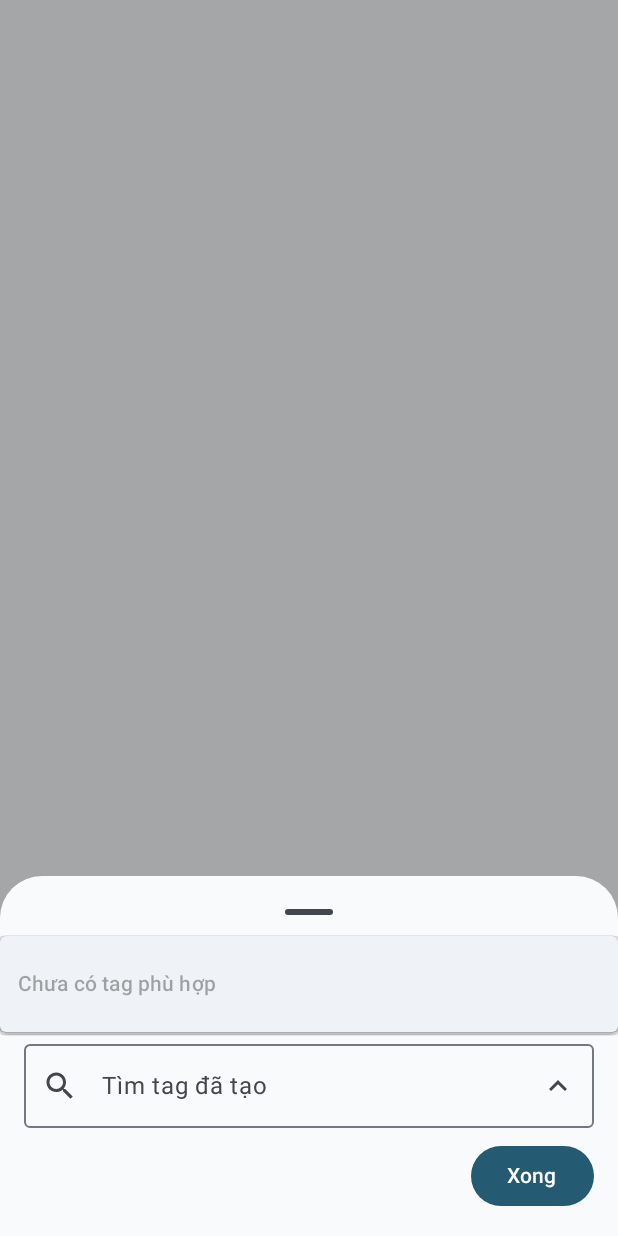
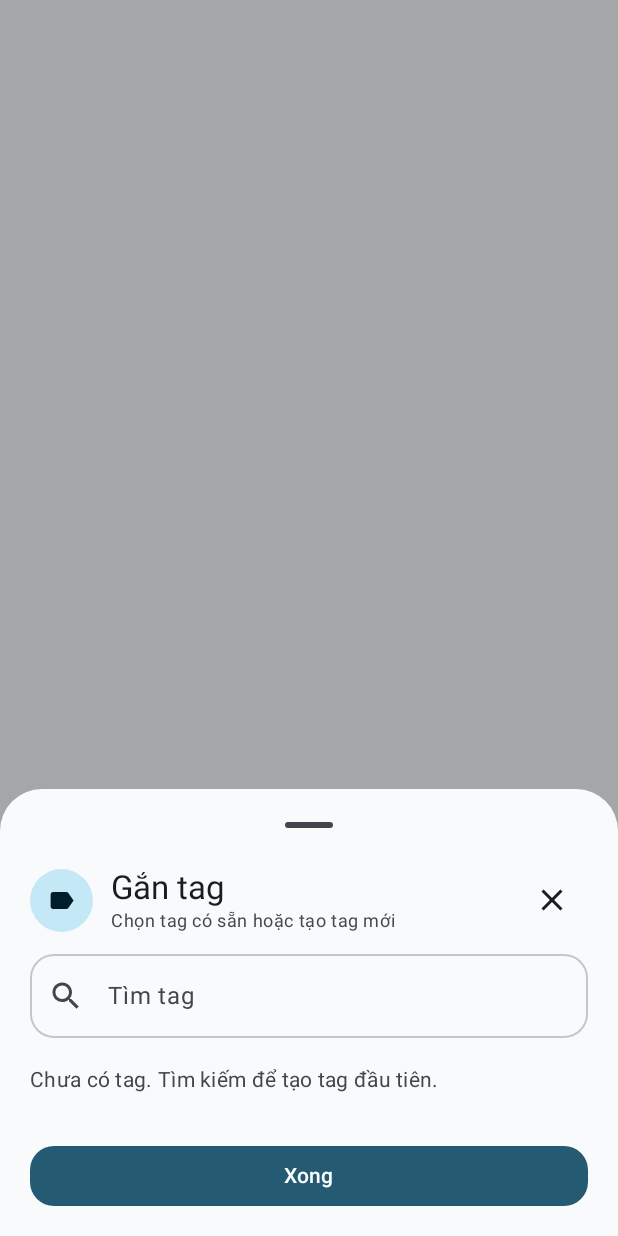
Before and after one commit to GiangNV1836/MediaVault, an Android app built with Jetpack Compose: the composable TagSheet called with empty values, on a phone screen of 412 x 824 dp. Run offline under Robolectric (Android 15) with nearby library versions, the phone set to English and light mode, and no system bars; our stand-ins replace paging; 10 statements that could not run were skipped.

Commit message:
Update UI/UX, Player & Function rev 2.2.3

```diff
--- a/VaultPlayer/VaultPlayer/app/src/main/java/com/vaultplayer/storage/Scanner.kt
+++ b/VaultPlayer/VaultPlayer/app/src/main/java/com/vaultplayer/storage/Scanner.kt
@@ -239,7 +239,7 @@ class Scanner(
             val batch = dao.pendingBatch(root.id, 500)
             if (batch.isEmpty()) break
             db.withTransaction {
-                var cur = dao.counter("alias") ?: 1L
+                var cur = (dao.counter("alias") ?: 1L).coerceAtLeast(1L)
                 val rows = ArrayList<MediaEntry>()
                 val stagings = ArrayList<RestoreStaging?>()
                 for (p in batch) {
@@ -249,7 +249,7 @@ class Scanner(
                         do {
                             alias = (if (p.mediaType == "VIDEO") "Clip #" else "Ảnh #") + cur
                             cur++
-                        } while (dao.aliasExists(alias!!) > 0)
+                        } while (dao.aliasExists(alias!!) > 0 || rows.any { it.aliasName == alias })
                     }
                     rows.add(MediaEntry(
                         rootId = root.id, mediaType = p.mediaType, relativePath = p.relativePath, pathKey = p.pathKey,
--- a/VaultPlayer/VaultPlayer/app/src/main/java/com/vaultplayer/ui/Sheets.kt
+++ b/VaultPlayer/VaultPlayer/app/src/main/java/com/vaultplayer/ui/Sheets.kt
@@ -24,75 +24,134 @@ fun TagSheet(vm: MainViewModel, ids: List<Long>, onDismiss: () -> Unit) {
     val allTags by vm.tagManagementCounts.collectAsStateWithLifecycle()
     var checked by remember { mutableStateOf<Set<Long>>(emptySet()) }
     var text by remember { mutableStateOf("") }
-    var menuExpanded by remember { mutableStateOf(true) }
     LaunchedEffect(ids) { checked = vm.commonTags(ids) }
     val matchingTags = allTags.filter { text.isBlank() || it.name.contains(text.trim(), ignoreCase = true) }
     val exactMatch = allTags.any { it.name.equals(text.trim(), ignoreCase = true) }
-    ModalBottomSheet(onDismissRequest = onDismiss, sheetMaxWidth = 640.dp) {
-        Column(Modifier.padding(horizontal = 16.dp).padding(bottom = 16.dp).navigationBarsPadding().imePadding()) {
-            Row(verticalAlignment = Alignment.CenterVertically) {
-                IconButton(onClick = onDismiss) { Icon(Icons.Default.ArrowBack, "Quay lại") }
-                Text(if (ids.size > 1) "Gắn tag cho ${ids.size} mục" else "Gắn tag", style = MaterialTheme.typography.titleMedium)
+    ModalBottomSheet(
+        onDismissRequest = onDismiss,
+        sheetMaxWidth = 640.dp,
+        shape = RoundedCornerShape(topStart = 28.dp, topEnd = 28.dp)
+    ) {
+        Column(
+            Modifier.fillMaxWidth().padding(horizontal = 20.dp)
+                .padding(bottom = 16.dp).navigationBarsPadding().imePadding()
+        ) {
+            Row(
+                Modifier.fillMaxWidth().padding(top = 2.dp, bottom = 12.dp),
+                verticalAlignment = Alignment.CenterVertically
+            ) {
+                Surface(
+                    shape = CircleShape,
+                    color = MaterialTheme.colorScheme.primaryContainer,
+                    modifier = Modifier.size(42.dp)
+                ) {
+                    Icon(Icons.AutoMirrored.Filled.Label, null, Modifier.padding(11.dp), tint = MaterialTheme.colorScheme.onPrimaryContainer)
                 }
-            Spacer(Modifier.height(8.dp))
-            Box {
+                Spacer(Modifier.width(12.dp))
+                Column(Modifier.weight(1f)) {
+                    Text(
+                        if (ids.size > 1) "Gắn tag cho ${ids.size} mục" else "Gắn tag",
+                        style = MaterialTheme.typography.titleLarge
+                    )
+                    Text(
+                        "Chọn tag có sẵn hoặc tạo tag mới",
+                        style = MaterialTheme.typography.bodySmall,
+                        color = MaterialTheme.colorScheme.onSurfaceVariant
+                    )
+                }
+                IconButton(onClick = onDismiss) { Icon(Icons.Default.Close, "Đóng") }
+            }
+
             OutlinedTextField(
                 value = text,
-                    onValueChange = { text = it; menuExpanded = true },
+                onValueChange = { text = it },
                 singleLine = true,
-                    label = { Text("Tìm tag đã tạo") },
+                placeholder = { Text("Tìm tag") },
                 leadingIcon = { Icon(Icons.Default.Search, null) },
                 keyboardOptions = KeyboardOptions(autoCorrectEnabled = false),
                 trailingIcon = {
-                        IconButton(onClick = { menuExpanded = !menuExpanded }) {
-                            Icon(if (menuExpanded) Icons.Default.ExpandLess else Icons.Default.ExpandMore, "Chọn tag")
+                    if (text.isNotEmpty()) IconButton(onClick = { text = "" }) {
+                        Icon(Icons.Default.Close, "Xóa tìm kiếm")
                     }
                 },
+                shape = RoundedCornerShape(16.dp),
+                colors = OutlinedTextFieldDefaults.colors(
+                    focusedContainerColor = MaterialTheme.colorScheme.surfaceContainerLow,
+                    unfocusedContainerColor = MaterialTheme.colorScheme.surfaceContainerLow,
+                    unfocusedBorderColor = MaterialTheme.colorScheme.outlineVariant
+                ),
                 modifier = Modifier.fillMaxWidth()
             )
-                DropdownMenu(
-                    expanded = menuExpanded,
-                    onDismissRequest = { menuExpanded = false },
-                    modifier = Modifier.fillMaxWidth().heightIn(max = 280.dp)
-                ) {
-                    if (matchingTags.isEmpty()) {
-                        DropdownMenuItem(
-                            text = { Text("Chưa có tag phù hợp") },
-                            onClick = { menuExpanded = false },
-                            enabled = false
-                        )
-                    } else matchingTags.forEach { t ->
-                        DropdownMenuItem(
-                            text = { Text("${t.name} · ${t.cnt} mục") },
-                            leadingIcon = {
-                                Checkbox(checked = t.id in checked, onCheckedChange = null)
-                            },
-                            onClick = {
-                                val on = t.id !in checked
-                                vm.setTag(ids, t.id, on)
-                                checked = if (on) checked + t.id else checked - t.id
-                                text = ""
-                                menuExpanded = false
-                            }
-                        )
-                    }
-                }
-            }
             if (text.isNotBlank() && !exactMatch) {
-                TextButton(
+                FilledTonalButton(
                     onClick = {
                         vm.createTag(text, ids) { tag -> checked = checked + tag.id }
                         text = ""
-                        menuExpanded = false
                     },
-                    modifier = Modifier.align(Alignment.Start)
+                    modifier = Modifier.fillMaxWidth().padding(top = 8.dp),
+                    shape = RoundedCornerShape(14.dp)
                 ) {
                     Icon(Icons.Default.Add, null)
                     Spacer(Modifier.width(6.dp))
                     Text("Tạo “${text.trim()}”")
                 }
             }
+            if (matchingTags.isEmpty()) {
+                Text(
+                    if (text.isBlank()) "Chưa có tag. Tìm kiếm để tạo tag đầu tiên."
+                    else "Không tìm thấy tag phù hợp.",
+                    Modifier.fillMaxWidth().padding(vertical = 18.dp),
+                    color = MaterialTheme.colorScheme.onSurfaceVariant,
+                    style = MaterialTheme.typography.bodyMedium
+                )
+            } else {
+                LazyColumn(
+                    Modifier.fillMaxWidth().heightIn(max = 260.dp).padding(top = 8.dp),
+                    verticalArrangement = Arrangement.spacedBy(6.dp)
+                ) {
+                    items(matchingTags, key = { it.id }) { tag ->
+                        val isChecked = tag.id in checked
+                        Surface(
+                            onClick = {
+                                val shouldAttach = !isChecked
+                                vm.setTag(ids, tag.id, shouldAttach)
+                                checked = if (shouldAttach) checked + tag.id else checked - tag.id
+                            },
+                            shape = RoundedCornerShape(14.dp),
+                            color = if (isChecked) MaterialTheme.colorScheme.secondaryContainer
+                            else MaterialTheme.colorScheme.surfaceContainerLow
+                        ) {
+                            Row(
+                                Modifier.fillMaxWidth().padding(horizontal = 10.dp, vertical = 2.dp),
+                                verticalAlignment = Alignment.CenterVertically
+                            ) {
+                                Checkbox(
+                                    checked = isChecked,
+                                    onCheckedChange = { shouldAttach ->
+                                        vm.setTag(ids, tag.id, shouldAttach)
+                                        checked = if (shouldAttach) checked + tag.id else checked - tag.id
+                                    }
+                                )
+                                Text(
+                                    tag.name,
+                                    Modifier.weight(1f),
+                                    style = MaterialTheme.typography.bodyLarge,
+                                    maxLines = 1
+                                )
+                                Text(
+                                    "${tag.cnt}",
+                                    style = MaterialTheme.typography.labelMedium,
+                                    color = MaterialTheme.colorScheme.onSurfaceVariant
+                                )
+                                Spacer(Modifier.width(8.dp))
+                            }
+                        }
+                    }
+                }
+            }
             if (checked.isNotEmpty()) {
+                Spacer(Modifier.height(10.dp))
+                Text("ĐÃ GẮN · ${checked.size}", style = MaterialTheme.typography.labelMedium, color = MaterialTheme.colorScheme.primary)
                 Spacer(Modifier.height(4.dp))
                 FlowRow(horizontalArrangement = Arrangement.spacedBy(6.dp), verticalArrangement = Arrangement.spacedBy(4.dp)) {
                     allTags.filter { it.id in checked }.forEach { t ->
@@ -108,8 +167,12 @@ fun TagSheet(vm: MainViewModel, ids: List<Long>, onDismiss: () -> Unit) {
                     }
                 }
             }
-            Spacer(Modifier.height(8.dp))
-            Button(onClick = onDismiss, modifier = Modifier.align(Alignment.End)) { Text("Xong") }
+            Spacer(Modifier.height(12.dp))
+            Button(
+                onClick = onDismiss,
+                modifier = Modifier.fillMaxWidth(),
+                shape = RoundedCornerShape(16.dp)
+            ) { Text("Xong") }
         }
     }
 }
```
Also changed, not shown: VaultPlayer/VaultPlayer/app/src/main/java/com/vaultplayer/ui/HomeScreen.kt (+34 -18 lines), VaultPlayer/VaultPlayer/app/src/main/java/com/vaultplayer/ui/PlayerHost.kt (+45 -6 lines), 1 other file. Lines whose indentation alone changed are shown as unchanged.
